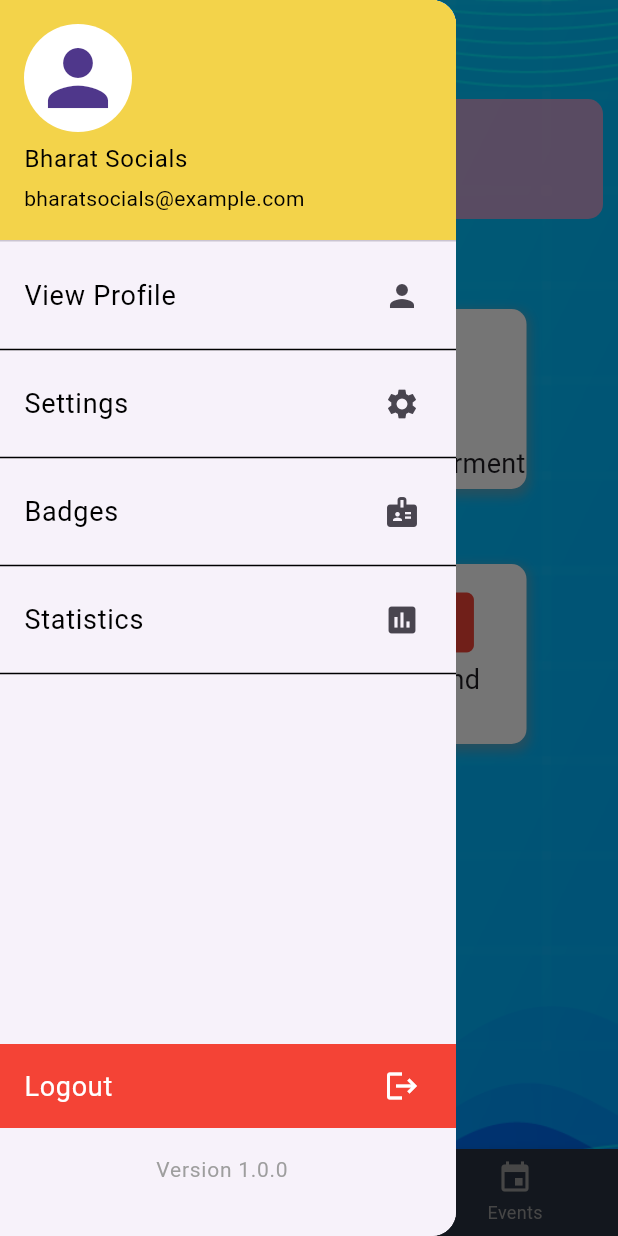
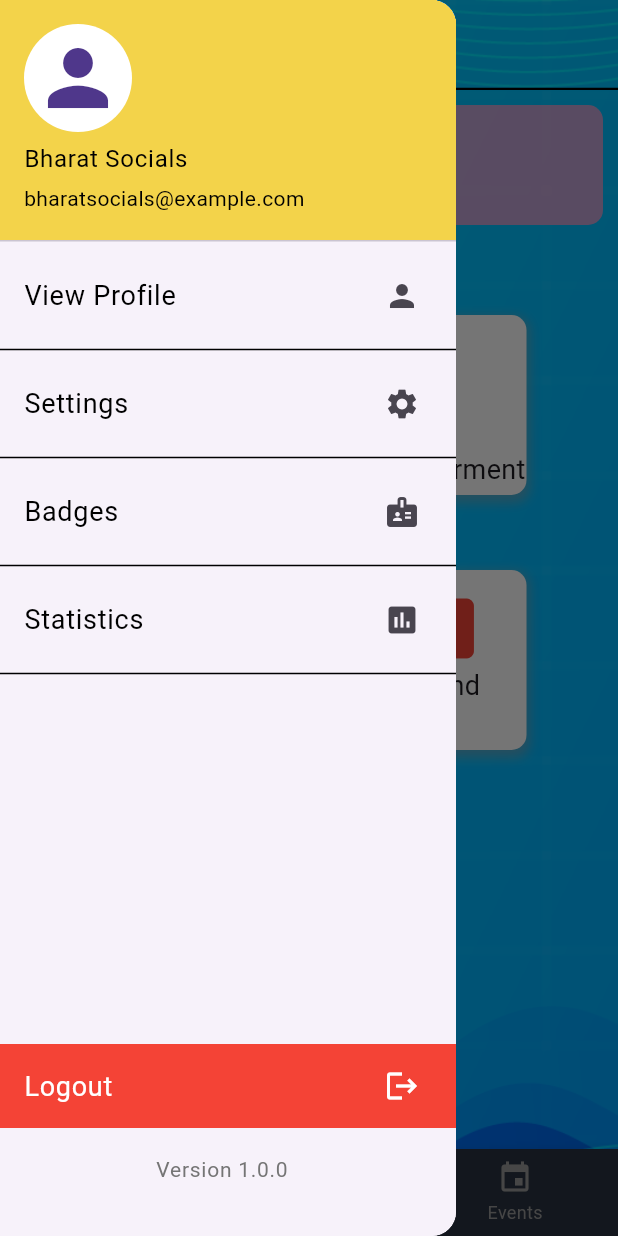
Before and after one commit to Asmitbv21/bharatsocials, a Flutter app: the screen it shows after launch, with the side drawer open, on a phone screen of 412 x 824 dp. Run offline on Flutter 3.47's test engine with Material 3 defaults, Android fonts, the phone set to English and light mode, and no system bars.

```diff
--- a/lib/main.dart
+++ b/lib/main.dart
@@ -80,6 +80,13 @@ class _MyHomePageState extends State<MyHomePage> {
         appBar: AppBar(
           title: Text(_titles[_currentIndex]), // Update this line
           centerTitle: true,
+          bottom: PreferredSize(
+            preferredSize: Size.fromHeight(4.0), // adjust the height as needed
+            child: Container(
+              color: Colors.black,
+              height: 1.5, // adjust the height as needed
+            ),
+          ),
         ),
         drawer: const Drawer(
           child: Sidebar(
--- a/lib/screens/sidebar.dart
+++ b/lib/screens/sidebar.dart
@@ -164,7 +164,7 @@ class Sidebar extends StatelessWidget {
                     child: Text(
                       'Version 1.0.0',
                       style: TextStyle(
-                        color: Colors.grey,
+                        color: Colors.grey[600],
                         fontSize: 14,
                       ),
                     ),
```
Also changed, not shown: lib/broadcasts/pages/domain-chat-temp.dart (+4 -3 lines), lib/screens/groups.dart (+11 -20 lines).
